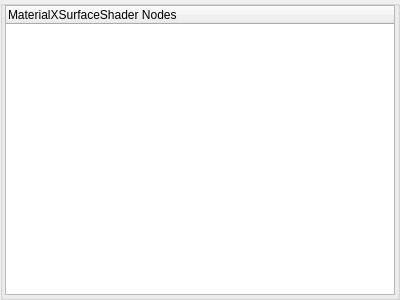
Qt form rawkee4maya/maya/auxilary/RKMaterialXPanel.ui (und-dream-lab/rawkee) before a commit.
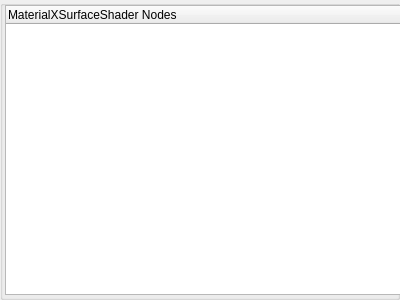
The same form after that commit.

What changed in the file:
```diff
--- a/rawkee4maya/maya/auxilary/RKMaterialXPanel.ui
+++ b/rawkee4maya/maya/auxilary/RKMaterialXPanel.ui
@@ -63,8 +63,8 @@
       </property>
       <property name="maximumSize">
        <size>
-        <width>390</width>
-        <height>290</height>
+        <width>16777215</width>
+        <height>16777215</height>
        </size>
       </property>
       <column>
```
